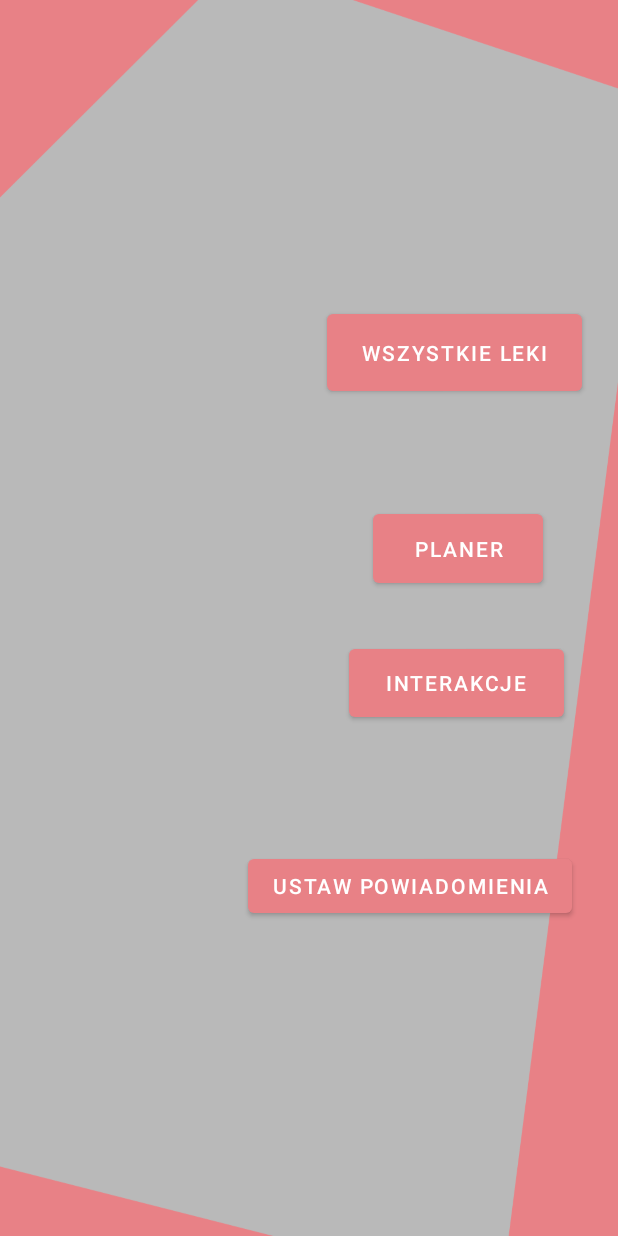
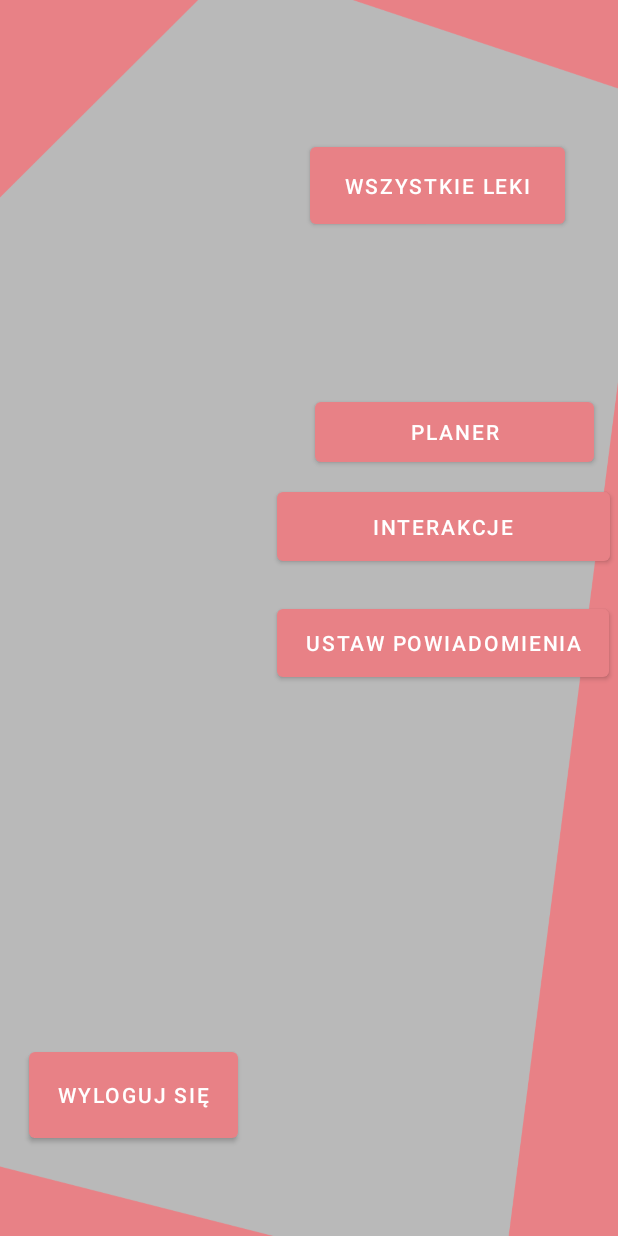
Before and after one commit to gry-mar/AppTeczka, an Android app: the MenuAll screen opened directly, with no data from a screen before it, on a phone screen of 412 x 824 dp. Run offline under Robolectric (Android 15) with nearby library versions, the phone set to English and light mode, and no system bars; our stand-ins replace Firebase (no records; nobody signed in at launch, a user with empty details on screens opened directly).

Commit message:
finished activity for adding notifications

```diff
--- a/android/AppTeczkaAndroid/app/src/main/java/edu/ib/appteczkaandroid/CompareAllActivity.java
+++ b/android/AppTeczkaAndroid/app/src/main/java/edu/ib/appteczkaandroid/CompareAllActivity.java
@@ -81,7 +81,7 @@ public class CompareAllActivity extends AppCompatActivity {
 
         }else{
             if(undefined>0){
-                Toast.makeText(this,"Nie znaleziono wszystkich leków, przedstawione zostaną dostępne", Toast.LENGTH_LONG).show();
+                Toast.makeText(this,"Nie znaleziono wszystkich leków, aby uzyskać dostęp do większej bazy leków zachęcamy do zakupu Premium", Toast.LENGTH_LONG).show();
             }
 
             System.out.println(response.toString());
--- a/android/AppTeczkaAndroid/app/src/main/res/layout/activity_menu_all.xml
+++ b/android/AppTeczkaAndroid/app/src/main/res/layout/activity_menu_all.xml
@@ -15,43 +15,56 @@
         android:text="Wszystkie leki"
         app:layout_constraintBottom_toTopOf="@+id/btnDailyDrugs"
         app:layout_constraintEnd_toEndOf="parent"
-        app:layout_constraintHorizontal_bias="0.901"
+        app:layout_constraintHorizontal_bias="0.854"
         app:layout_constraintStart_toStartOf="parent"
         app:layout_constraintTop_toTopOf="parent"
-        app:layout_constraintVertical_bias="0.613" />
+        app:layout_constraintVertical_bias="0.0" />
 
     <Button
         android:id="@+id/btnDailyDrugs"
-        android:layout_width="113dp"
-        android:layout_height="58dp"
-        android:layout_marginBottom="32dp"
+        android:layout_width="186dp"
+        android:layout_height="52dp"
+        android:layout_marginBottom="8dp"
         android:text="Planer"
         app:layout_constraintBottom_toTopOf="@+id/btnInteractions"
         app:layout_constraintEnd_toEndOf="parent"
-        app:layout_constraintHorizontal_bias="0.832"
+        app:layout_constraintHorizontal_bias="0.928"
         app:layout_constraintStart_toStartOf="parent" />
 
     <Button
         android:id="@+id/btnInteractions"
-        android:layout_width="143dp"
-        android:layout_height="57dp"
-        android:layout_marginBottom="340dp"
+        android:layout_width="222dp"
+        android:layout_height="58dp"
+        android:layout_marginBottom="444dp"
         android:text="Interakcje"
         app:layout_constraintBottom_toBottomOf="parent"
         app:layout_constraintEnd_toEndOf="parent"
-        app:layout_constraintHorizontal_bias="0.866"
+        app:layout_constraintHorizontal_bias="0.973"
         app:layout_constraintStart_toStartOf="parent" />
 
     <Button
         android:id="@+id/heheh"
-        android:layout_width="wrap_content"
-        android:layout_height="wrap_content"
+        android:layout_width="221dp"
+        android:layout_height="57dp"
+        android:onClick="onNoteClicked"
         android:text="Ustaw powiadomienia"
-        android:onClick="onNoteClicked"
         app:layout_constraintBottom_toBottomOf="parent"
         app:layout_constraintEnd_toEndOf="parent"
-        app:layout_constraintHorizontal_bias="0.842"
+        app:layout_constraintHorizontal_bias="0.968"
         app:layout_constraintStart_toStartOf="parent"
         app:layout_constraintTop_toBottomOf="@+id/btnInteractions"
-        app:layout_constraintVertical_bias="0.284" />
+        app:layout_constraintVertical_bias="0.051" />
+
+    <Button
+        android:id="@+id/btnLogout"
+        android:layout_width="139dp"
+        android:layout_height="69dp"
+        android:onClick="onLogoutClicked"
+        android:text="Wyloguj się"
+        app:layout_constraintBottom_toBottomOf="parent"
+        app:layout_constraintEnd_toEndOf="parent"
+        app:layout_constraintHorizontal_bias="0.071"
+        app:layout_constraintStart_toStartOf="parent"
+        app:layout_constraintTop_toBottomOf="@+id/btnInteractions"
+        app:layout_constraintVertical_bias="0.841" />
 </androidx.constraintlayout.widget.ConstraintLayout>
--- a/android/AppTeczkaAndroid/app/src/main/res/layout/activity_set_reminder.xml
+++ b/android/AppTeczkaAndroid/app/src/main/res/layout/activity_set_reminder.xml
@@ -85,6 +85,7 @@
         android:layout_width="wrap_content"
         android:layout_height="wrap_content"
         android:text="Zatrzymaj powiadomienia"
+        android:onClick="btnCancelAllNotificationsClicked"
         app:layout_constraintBottom_toBottomOf="parent"
         app:layout_constraintEnd_toEndOf="parent"
         app:layout_constraintStart_toStartOf="parent"
```
Also changed, not shown: android/AppTeczkaAndroid/app/src/main/java/edu/ib/appteczkaandroid/InteractionsActivity.java (+1 -65 lines), android/AppTeczkaAndroid/app/src/main/java/edu/ib/appteczkaandroid/MenuAll.java (+12 -1 lines), android/AppTeczkaAndroid/app/src/main/java/edu/ib/appteczkaandroid/NotifyIfExpDate.java (added, +48 -0 lines), android/AppTeczkaAndroid/app/src/main/java/edu/ib/appteczkaandroid/SetReminderActivity.java (+41 -13 lines).
